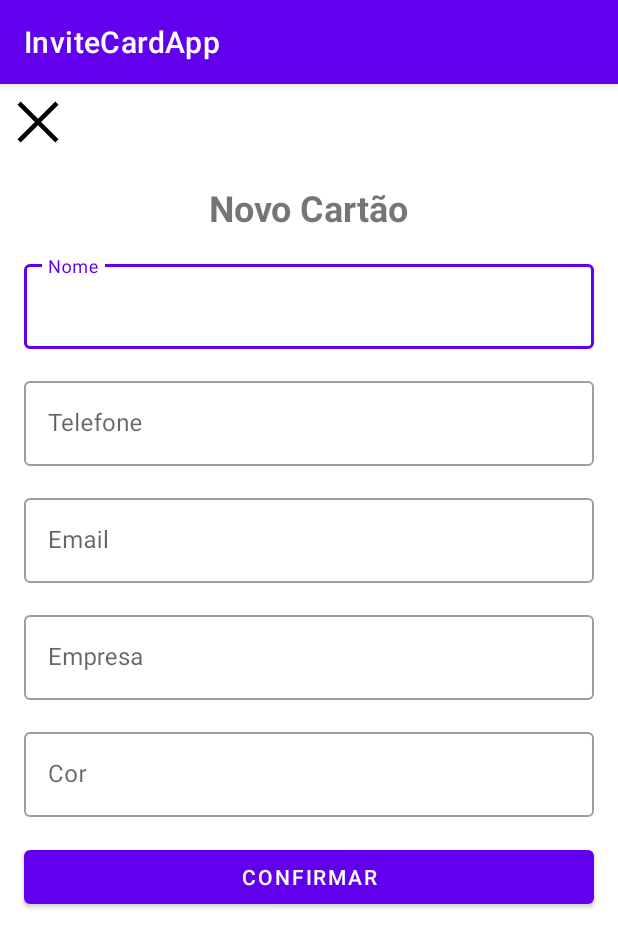
After one commit to Luanftg/Invite-Card-App, an Android app: the AddInviteCardActivity screen opened directly, with no data from a screen before it, on a phone screen of 412 x 824 dp. The commit adds this screen. Shown: the top 947 px of the screen. Run offline under Robolectric (Android 15) with nearby library versions, the phone set to English and light mode, and no system bars.

Commit message:
create form

```diff
--- a/app/src/main/AndroidManifest.xml
+++ b/app/src/main/AndroidManifest.xml
@@ -15,6 +15,9 @@
         android:theme="@style/Theme.InviteCardApp"
         tools:targetApi="31">
         <activity
+            android:name=".ui.AddInviteCardActivity"
+            android:exported="false" />
+        <activity
             android:name=".ui.MainActivity"
             android:exported="true">
             <intent-filter>
--- /dev/null
+++ b/app/src/main/java/br/com/luanftg/invitecardapp/ui/AddInviteCardActivity.kt
@@ -0,0 +1,20 @@
+package br.com.luanftg.invitecardapp.ui
+
+import androidx.appcompat.app.AppCompatActivity
+import android.os.Bundle
+import br.com.luanftg.invitecardapp.databinding.ActivityAddInviteCardBinding
+
+class AddInviteCardActivity : AppCompatActivity() {
+    private val binding by lazy{ ActivityAddInviteCardBinding.inflate(layoutInflater)}
+    override fun onCreate(savedInstanceState: Bundle?) {
+        super.onCreate(savedInstanceState)
+        setContentView(binding.root)
+        insertListener()
+    }
+
+    private fun insertListener() {
+        binding.btnClose.setOnClickListener() {
+            finish()
+        }
+    }
+}
--- a/app/src/main/java/br/com/luanftg/invitecardapp/ui/MainActivity.kt
+++ b/app/src/main/java/br/com/luanftg/invitecardapp/ui/MainActivity.kt
@@ -1,8 +1,8 @@
 package br.com.luanftg.invitecardapp.ui
 
+import android.content.Intent
 import androidx.appcompat.app.AppCompatActivity
 import android.os.Bundle
-import br.com.luanftg.invitecardapp.R
 import br.com.luanftg.invitecardapp.databinding.ActivityMainBinding
 
 class MainActivity : AppCompatActivity() {
@@ -10,6 +10,13 @@ class MainActivity : AppCompatActivity() {
     override fun onCreate(savedInstanceState: Bundle?) {
         super.onCreate(savedInstanceState)
         setContentView(binding.root)
+        insertListener()
+    }
 
+    private fun insertListener() {
+        binding.fabAdd.setOnClickListener{
+            val intent = Intent(this@MainActivity, AddInviteCardActivity::class.java)
+            startActivity(intent)
+        }
     }
 }
--- /dev/null
+++ b/app/src/main/res/drawable/ic_close.xml
@@ -0,0 +1,9 @@
+<vector xmlns:android="http://schemas.android.com/apk/res/android"
+    android:width="48dp"
+    android:height="48dp"
+    android:viewportWidth="48"
+    android:viewportHeight="48">
+  <path
+      android:fillColor="#FF000000"
+      android:pathData="m12.45,37.65 l-2.1,-2.1L21.9,24 10.35,12.45l2.1,-2.1L24,21.9l11.55,-11.55 2.1,2.1L26.1,24l11.55,11.55 -2.1,2.1L24,26.1Z"/>
+</vector>
--- /dev/null
+++ b/app/src/main/res/layout/activity_add_invite_card.xml
@@ -0,0 +1,134 @@
+<?xml version="1.0" encoding="utf-8"?>
+<androidx.constraintlayout.widget.ConstraintLayout xmlns:android="http://schemas.android.com/apk/res/android"
+    xmlns:app="http://schemas.android.com/apk/res-auto"
+    xmlns:tools="http://schemas.android.com/tools"
+    android:layout_width="match_parent"
+    android:layout_height="match_parent"
+    tools:context=".ui.AddInviteCardActivity">
+
+    <androidx.appcompat.widget.AppCompatImageButton
+        android:id="@+id/btn_close"
+        android:layout_width="50dp"
+        android:layout_height="50dp"
+        android:background="?attr/actionBarItemBackground"
+        android:src="@drawable/ic_close"
+        app:layout_constraintTop_toTopOf="parent"
+        app:layout_constraintStart_toStartOf="parent"
+        />
+
+    <com.google.android.material.textview.MaterialTextView
+        android:id="@+id/tv_title"
+        android:layout_width="wrap_content"
+        android:layout_height="wrap_content"
+        android:layout_margin="16dp"
+        android:textStyle="bold"
+        android:textSize="24sp"
+        android:text="@string/label_description_new_card"
+        app:layout_constraintEnd_toEndOf="parent"
+        app:layout_constraintStart_toStartOf="parent"
+        app:layout_constraintTop_toBottomOf="@id/btn_close"
+        />
+
+    <com.google.android.material.textfield.TextInputLayout
+        android:id="@+id/til_nome"
+        android:layout_width="0dp"
+        android:layout_height="wrap_content"
+        style="@style/Widget.MaterialComponents.TextInputLayout.OutlinedBox"
+        android:layout_margin="16dp"
+        android:hint="@string/label_nome"
+        app:layout_constraintEnd_toEndOf="parent"
+        app:layout_constraintStart_toStartOf="parent"
+        app:layout_constraintTop_toBottomOf="@id/tv_title">
+
+        <com.google.android.material.textfield.TextInputEditText
+            android:layout_width="match_parent"
+            android:layout_height="match_parent"
+            android:inputType="text">
+
+        </com.google.android.material.textfield.TextInputEditText>
+
+    </com.google.android.material.textfield.TextInputLayout>
+
+    <com.google.android.material.textfield.TextInputLayout
+        android:id="@+id/til_telefone"
+        android:layout_width="0dp"
+        android:layout_height="wrap_content"
+        style="@style/Widget.MaterialComponents.TextInputLayout.OutlinedBox"
+        android:layout_margin="16dp"
+        android:hint="@string/label_telefone"
+        app:layout_constraintEnd_toEndOf="parent"
+        app:layout_constraintStart_toStartOf="parent"
+        app:layout_constraintTop_toBottomOf="@id/til_nome">
+
+    <com.google.android.material.textfield.TextInputEditText
+        android:layout_width="match_parent"
+        android:layout_height="match_parent"
+        android:inputType="number"/>
+
+    </com.google.android.material.textfield.TextInputLayout>
+
+    <com.google.android.material.textfield.TextInputLayout
+        android:id="@+id/til_email"
+        android:layout_width="0dp"
+        android:layout_height="wrap_content"
+        style="@style/Widget.MaterialComponents.TextInputLayout.OutlinedBox"
+        android:layout_margin="16dp"
+        android:hint="@string/label_email"
+        app:layout_constraintEnd_toEndOf="parent"
+        app:layout_constraintStart_toStartOf="parent"
+        app:layout_constraintTop_toBottomOf="@id/til_telefone">
+
+        <com.google.android.material.textfield.TextInputEditText
+            android:layout_width="match_parent"
+            android:layout_height="match_parent"
+            android:inputType="textEmailAddress"/>
+
+    </com.google.android.material.textfield.TextInputLayout>
+
+    <com.google.android.material.textfield.TextInputLayout
+        android:id="@+id/til_empresa"
+        android:layout_width="0dp"
+        android:layout_height="wrap_content"
+        style="@style/Widget.MaterialComponents.TextInputLayout.OutlinedBox"
+        android:layout_margin="16dp"
+        android:hint="@string/label_empresa"
+        app:layout_constraintEnd_toEndOf="parent"
+        app:layout_constraintStart_toStartOf="parent"
+        app:layout_constraintTop_toBottomOf="@id/til_email">
+
+        <com.google.android.material.textfield.TextInputEditText
+            android:layout_width="match_parent"
+            android:layout_height="match_parent"
+            android:inputType="text"/>
+
+    </com.google.android.material.textfield.TextInputLayout>
+
+    <com.google.android.material.textfield.TextInputLayout
+        android:id="@+id/til_cor"
+        android:layout_width="0dp"
+        android:layout_height="wrap_content"
+        style="@style/Widget.MaterialComponents.TextInputLayout.OutlinedBox"
+        android:layout_margin="16dp"
+        android:hint="@string/label_cor"
+        app:layout_constraintEnd_toEndOf="parent"
+        app:layout_constraintStart_toStartOf="parent"
+        app:layout_constraintTop_toBottomOf="@id/til_empresa">
+
+        <com.google.android.material.textfield.TextInputEditText
+            android:layout_width="match_parent"
+            android:layout_height="match_parent"
+            android:inputType="text"/>
+
+    </com.google.android.material.textfield.TextInputLayout>
+
+    <com.google.android.material.button.MaterialButton
+        android:id="@+id/btn_confirm"
+        android:layout_width="0dp"
+        android:layout_height="wrap_content"
+        android:layout_margin="16dp"
+        android:text="@string/label_confirmar"
+        app:layout_constraintEnd_toEndOf="parent"
+        app:layout_constraintStart_toStartOf="parent"
+        app:layout_constraintTop_toBottomOf="@id/til_cor"/>
+
+</androidx.constraintlayout.widget.ConstraintLayout>
--- a/app/src/main/res/layout/activity_main.xml
+++ b/app/src/main/res/layout/activity_main.xml
@@ -30,6 +30,7 @@
         tools:listitem="@layout/item_invite_card"/>
 
     <com.google.android.material.floatingactionbutton.FloatingActionButton
+        android:id="@+id/fab_add"
         android:layout_width="wrap_content"
         android:layout_height="wrap_content"
         app:layout_constraintBottom_toBottomOf="parent"
--- a/app/src/main/res/values/strings.xml
+++ b/app/src/main/res/values/strings.xml
@@ -1,4 +1,11 @@
 <resources>
     <string name="app_name">InviteCardApp</string>
     <string name="label_invitecard">Cartão de Visita</string>
+    <string name="label_description_new_card">Novo Cartão</string>
+    <string name="label_nome">Nome</string>
+    <string name="label_telefone">Telefone</string>
+    <string name="label_email">Email</string>
+    <string name="label_empresa">Empresa</string>
+    <string name="label_cor">Cor</string>
+    <string name="label_confirmar">Confirmar</string>
 </resources>
```
